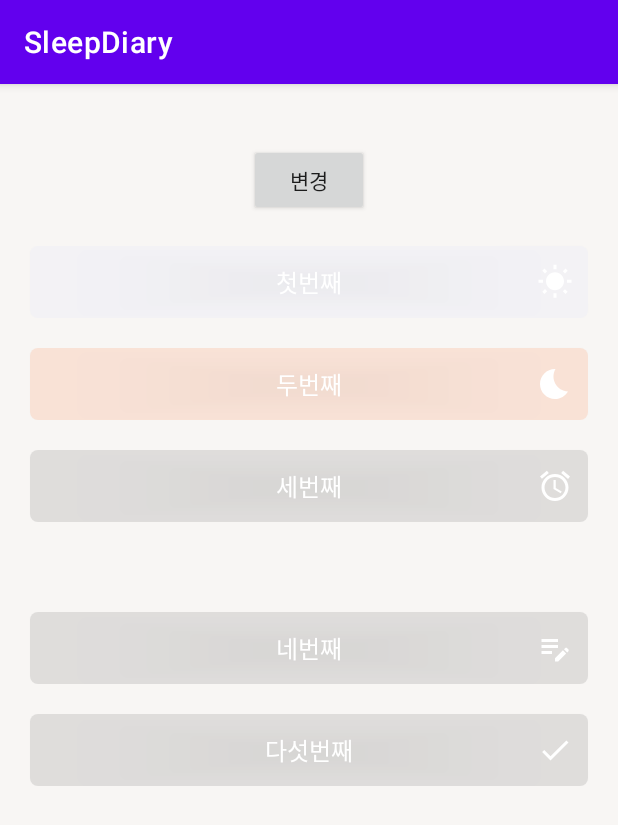
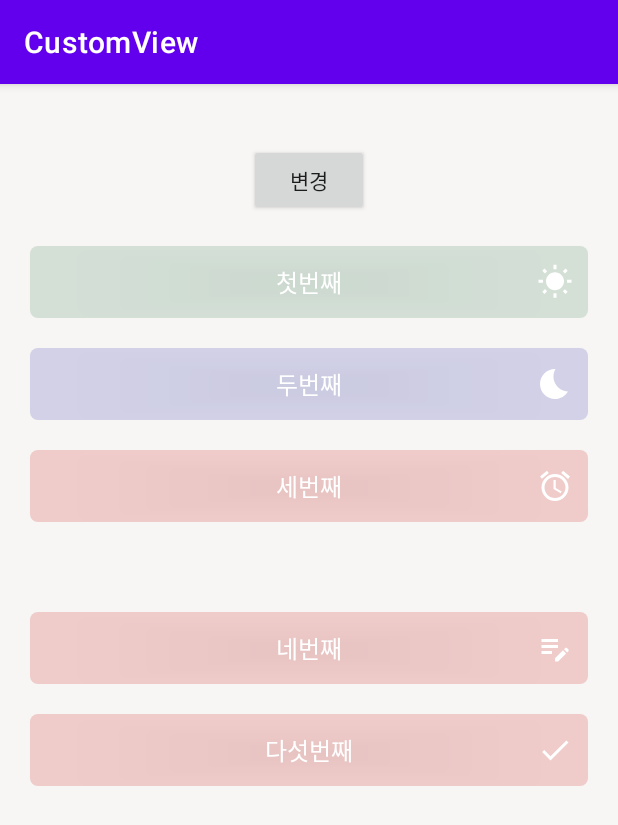
Before and after one commit to hyunjine/Android-CustomView, an Android app: the screen it shows after launch (MainActivity), on a phone screen of 412 x 824 dp. Shown: the top 825 px of the screen. Run offline under Robolectric (Android 15) with nearby library versions, the phone set to English and light mode, and no system bars.

Commit message:
Change color of button

```diff
--- a/app/src/main/res/drawable/edge_round_evening.xml
+++ b/app/src/main/res/drawable/edge_round_evening.xml
@@ -3,7 +3,7 @@
     android:padding="10dp"
     android:shape="rectangle" >
     <solid
-        android:color="#FD8E5B" />
+        android:color="#3136B6" />
     <corners
         android:radius="5dp" />
     <padding
--- a/app/src/main/res/drawable/edge_round_evening_inactive.xml
+++ b/app/src/main/res/drawable/edge_round_evening_inactive.xml
@@ -3,7 +3,7 @@
     android:padding="10dp"
     android:shape="rectangle" >
     <solid
-        android:color="#30FD8E5B" />
+        android:color="#303136B6" />
     <corners
         android:radius="5dp" />
     <padding
--- a/app/src/main/res/drawable/edge_round_morning.xml
+++ b/app/src/main/res/drawable/edge_round_morning.xml
@@ -3,7 +3,7 @@
     android:padding="10dp"
     android:shape="rectangle" >
     <solid
-        android:color="#DCE4FB" />
+        android:color="#3E855B" />
     <corners
         android:radius="5dp" />
     <padding
--- a/app/src/main/res/drawable/edge_round_morning_inactive.xml
+++ b/app/src/main/res/drawable/edge_round_morning_inactive.xml
@@ -3,7 +3,7 @@
     android:padding="10dp"
     android:shape="rectangle" >
     <solid
-        android:color="#30DCE4FB" />
+        android:color="#303E855B" />
     <corners
         android:radius="5dp" />
     <padding
--- a/app/src/main/res/drawable/edge_round_sleep.xml
+++ b/app/src/main/res/drawable/edge_round_sleep.xml
@@ -3,7 +3,7 @@
     android:padding="10dp"
     android:shape="rectangle" >
     <solid
-        android:color="#787878" />
+        android:color="#C81515" />
     <corners
         android:radius="5dp" />
     <padding
--- a/app/src/main/res/drawable/edge_round_sleep_inactive.xml
+++ b/app/src/main/res/drawable/edge_round_sleep_inactive.xml
@@ -3,7 +3,7 @@
     android:padding="10dp"
     android:shape="rectangle" >
     <solid
-        android:color="#30787878" />
+        android:color="#30C81515" />
     <corners
         android:radius="5dp" />
     <padding
--- a/app/src/main/res/values/strings.xml
+++ b/app/src/main/res/values/strings.xml
@@ -1,5 +1,5 @@
 <resources>
-    <string name="app_name">SleepDiary</string>
+    <string name="app_name">CustomView</string>
     <string name="btn_change">변경</string>
     <!-- MainActivity -->
     <string name="btn_first">첫번째</string>
```
